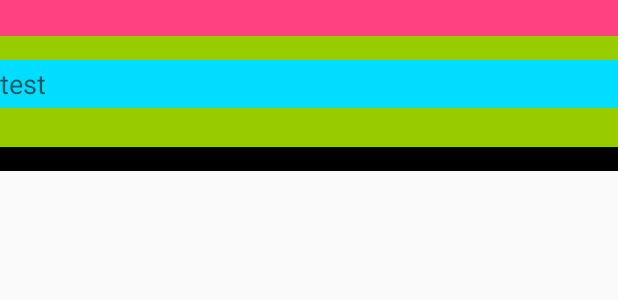
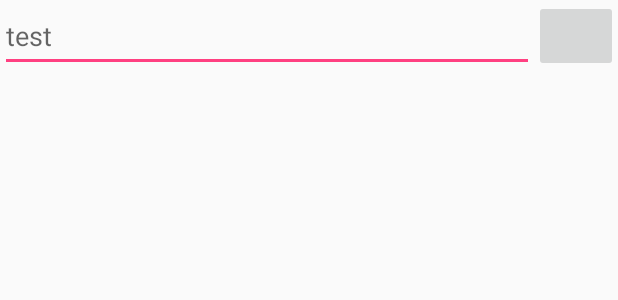
Before and after one commit to tuzhenyu/AndroidKeyBoardAdjustLayout, an Android app: the layout compose_message_view.xml on its own in the app's theme, with its tools: preview values and no code run, on a phone screen of 412 x 824 dp. Shown: the top 300 px of the screen. Run offline under Robolectric (Android 15) with nearby library versions, the phone set to English and light mode, and no system bars.

Commit message:
实现键盘和表情面板的流畅切换

```diff
--- a/app/src/main/res/layout/compose_message_view.xml
+++ b/app/src/main/res/layout/compose_message_view.xml
@@ -13,112 +13,62 @@
     See the License for the specific `anguage governing permissions and
     limitations under the License.
 -->
-<LinearLayout
-    xmlns:android="http://schemas.android.com/apk/res/android"
+<LinearLayout xmlns:android="http://schemas.android.com/apk/res/android"
     android:id="@+id/message_compose_view_container"
     android:layout_width="match_parent"
     android:layout_height="wrap_content"
-    android:orientation="vertical"
-    android:paddingBottom="16dp"
-    android:background="@android:color/background_dark"
-    >
+    android:orientation="vertical">
 
     <!-- Note it may seem off to have the layout_weight="1" on the compose bar and attachment view
      when it's the media picker that expands, but this is correct because weight also works when
      there's not enough space.  Any views with positive weights will be shrunk to make space.
      When the media picker goes full screen, it fills the parent, leaving no room for the compose
      bar -->
-
+    <!--
         <FrameLayout
             android:id="@+id/mediapicker_container"
             android:layout_width="match_parent"
             android:layout_height="24dp"
             android:layout_weight="0"
-        android:background="@color/colorAccent"
-        />
+            />-->
 
     <LinearLayout
-        android:layout_width="match_parent"
-        android:layout_height="wrap_content"
-        android:layout_weight="1"
-        android:clipChildren="false"
-        android:clipToPadding="false"
-        android:orientation="vertical"
-        android:paddingBottom="26dp"
-        android:background="@android:color/holo_green_light"
-        >
-
-        <View
-            android:id="@+id/top_margin"
-            android:layout_width="match_parent"
-            android:layout_height="16dp" />
-
-        <RelativeLayout
-            android:id="@+id/subject_view"
         android:layout_width="match_parent"
         android:layout_height="wrap_content"
         android:clipChildren="false"
         android:clipToPadding="false"
         android:orientation="horizontal"
-            android:paddingBottom="@dimen/compose_message_subject_bottom_padding"
-            android:paddingTop="@dimen/compose_message_subject_top_padding"
-            android:visibility="gone">
-
-            <EditText
-                android:id="@+id/compose_subject_text"
-                android:layout_width="match_parent"
-                android:layout_height="wrap_content"
-                android:background="@android:color/white"
-                android:hint="testing..."
-                android:imeOptions="flagNoExtractUi" />
-
-            <ImageButton
-                android:id="@+id/delete_subject_button"
-                android:layout_width="wrap_content"
-                android:layout_height="wrap_content"
-                android:background="@null"
-                android:src="@drawable/ic_remove_light"
-                android:translationY="@dimen/compose_message_subject_cancel_top_offset" />
-
-        </RelativeLayout>
-
-        <!-- Holds all views that create the actual compose box -->
-        <LinearLayout
-            android:layout_width="match_parent"
-            android:layout_height="wrap_content"
-            android:orientation="horizontal">
-
-            <!-- Contains compose message bubble and character counter for SMS which should be left
-            aligned -->
-            <LinearLayout
-                android:layout_width="0dp"
-                android:layout_height="wrap_content"
-                android:layout_weight="1"
-                android:orientation="vertical">
-
-                <!-- Contains media button and compose message bubble whose centers should be
-                vertically aligned -->
-                <LinearLayout
-                    android:layout_width="match_parent"
-                    android:layout_height="wrap_content"
-                    android:orientation="horizontal">
+        android:weightSum="1.0">
 
         <EditText
             android:id="@+id/compose_message_text"
             android:layout_width="0dp"
-                        android:layout_height="32dp"
-                        android:layout_gravity="center"
+            android:layout_height="match_parent"
+            android:layout_gravity="center_vertical"
             android:layout_weight="1"
-                        android:background="@android:color/holo_blue_bright"
             android:hint="test"
-                        android:textColor="@android:color/white"
-                        android:imeOptions="actionSend|flagNoEnterAction|flagNoExtractUi" />
+            android:imeOptions="actionSend|flagNoEnterAction|flagNoExtractUi"
+            android:textColor="@android:color/white" />
+
+        <ImageButton
+            android:id="@+id/emo_btn"
+            android:layout_width="56dp"
+            android:layout_height="48dp"
+            android:contentDescription="@null"
+            />
 
     </LinearLayout>
 
-            </LinearLayout>
+    <TextView
+        android:id="@+id/fake_panel"
+        android:layout_width="match_parent"
+        android:layout_height="164dp"
+        android:text="fake panel"
+        android:textSize="32sp"
+        android:gravity="center"
+        android:textColor="@android:color/white"
+        android:background="@color/colorPrimary"
+        android:visibility="gone"
+        />
 
 </LinearLayout>
-    </LinearLayout>
-
-</LinearLayout>
--- a/app/src/main/res/values/dimens.xml
+++ b/app/src/main/res/values/dimens.xml
@@ -15,4 +15,9 @@
     <dimen name="compose_message_subject_left_padding">52dp</dimen>
     <dimen name="compose_message_subject_right_padding">64dp</dimen>
     <dimen name="compose_message_subject_top_padding">4dp</dimen>
+
+    <!--虚拟导航栏的默认高度-->
+    <dimen name="reco_navigation_bar_height">48dp</dimen>
+    <!--状态栏的默认高度-->
+    <dimen name="reco_status_bar_height">24dp</dimen>
 </resources>
```
Also changed, not shown: app/src/main/java/tutu/kyadjust/BarUtil.java (added, +83 -0 lines), app/src/main/java/tutu/kyadjust/ImeDetectFrameLayout.java (added, +39 -0 lines), app/src/main/java/tutu/kyadjust/ImeDetectLinearLayout.java (added, +44 -0 lines), app/src/main/java/tutu/kyadjust/ImeStateHostImp.java (added, +82 -0 lines), app/src/main/java/tutu/kyadjust/ImeUtil.java (added, +60 -0 lines), app/src/main/java/tutu/kyadjust/MainActivity.java (+88 -2 lines), app/src/main/res/layout/conversation_fragment.xml (+11 -20 lines). Lines whose indentation alone changed are shown as unchanged.
